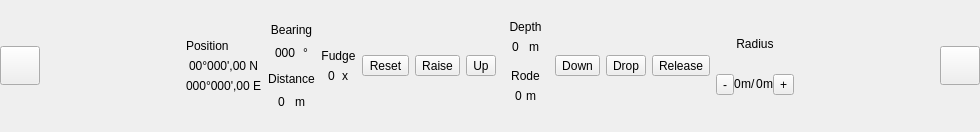
The window that ui/bottombar/AnchorBar.ui (OpenFairWind/FairWindSK) describes before a commit, drawn with Qt 5.
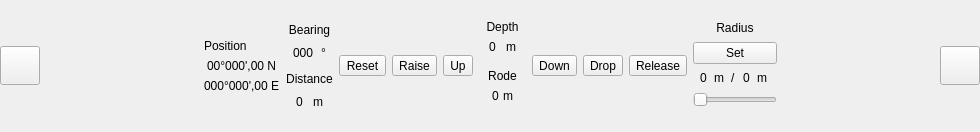
The same window after the commit. Icons and pictures are not drawn.

Commit message: Updated user interface Changed radius set from button to slider Implemented all update messgaes Implemented all UI events ToDo: design icons!

The edit to the form file:
```diff
--- a/ui/bottombar/AnchorBar.ui
+++ b/ui/bottombar/AnchorBar.ui
@@ -69,6 +69,208 @@
       <layout class="QVBoxLayout" name="verticalLayout_CN">
        <item>
         <layout class="QGridLayout" name="gridLayout_Anchor">
+         <item row="0" column="7">
+          <layout class="QHBoxLayout" name="horizontalLayout_Drop">
+           <item>
+            <widget class="QToolButton" name="toolButton_Drop">
+             <property name="text">
+              <string>Drop</string>
+             </property>
+             <property name="icon">
+              <iconset>
+               <normaloff>:/resources/images/bottombar/anchor_drop.png</normaloff>:/resources/images/bottombar/anchor_drop.png</iconset>
+             </property>
+             <property name="iconSize">
+              <size>
+               <width>32</width>
+               <height>32</height>
+              </size>
+             </property>
+             <property name="toolButtonStyle">
+              <enum>Qt::ToolButtonStyle::ToolButtonTextUnderIcon</enum>
+             </property>
+            </widget>
+           </item>
+          </layout>
+         </item>
+         <item row="0" column="4">
+          <layout class="QHBoxLayout" name="horizontalLayout_Up">
+           <item>
+            <widget class="QToolButton" name="toolButton_Up">
+             <property name="text">
+              <string>Up</string>
+             </property>
+             <property name="icon">
+              <iconset>
+               <normaloff>:/resources/images/bottombar/anchor_up.png</normaloff>:/resources/images/bottombar/anchor_up.png</iconset>
+             </property>
+             <property name="iconSize">
+              <size>
+               <width>32</width>
+               <height>32</height>
+              </size>
+             </property>
+             <property name="toolButtonStyle">
+              <enum>Qt::ToolButtonStyle::ToolButtonTextUnderIcon</enum>
+             </property>
+            </widget>
+           </item>
+          </layout>
+         </item>
+         <item row="0" column="9">
+          <layout class="QHBoxLayout" name="horizontalLayout_Radius">
+           <item>
+            <widget class="QWidget" name="widget_Radius" native="true">
+             <property name="sizePolicy">
+              <sizepolicy hsizetype="Preferred" vsizetype="Preferred">
+               <horstretch>0</horstretch>
+               <verstretch>0</verstretch>
+              </sizepolicy>
+             </property>
+             <layout class="QVBoxLayout" name="verticalLayout_Radius">
+              <property name="leftMargin">
+               <number>0</number>
+              </property>
+              <property name="topMargin">
+               <number>0</number>
+              </property>
+              <property name="rightMargin">
+               <number>0</number>
+              </property>
+              <property name="bottomMargin">
+               <number>0</number>
+              </property>
+              <item>
+               <widget class="QLabel" name="label_textRadius">
+                <property name="sizePolicy">
+                 <sizepolicy hsizetype="Preferred" vsizetype="Fixed">
+                  <horstretch>0</horstretch>
+                  <verstretch>0</verstretch>
+                 </sizepolicy>
+                </property>
+                <property name="text">
+                 <string>Radius</string>
+                </property>
+                <property name="alignment">
+                 <set>Qt::AlignmentFlag::AlignCenter</set>
+                </property>
+               </widget>
+              </item>
+              <item>
+               <widget class="QPushButton" name="pushButton_SetRadius">
+                <property name="text">
+                 <string>Set</string>
+                </property>
+               </widget>
+              </item>
+              <item>
+               <layout class="QHBoxLayout" name="horizontalLayout_RadiusCurrentMax">
+                <property name="spacing">
+                 <number>0</number>
+                </property>
+                <item>
+                 <widget class="QLabel" name="label_CurrentRadius">
+                  <property name="sizePolicy">
+                   <sizepolicy hsizetype="Fixed" vsizetype="Fixed">
+                    <horstretch>0</horstretch>
+                    <verstretch>0</verstretch>
+                   </sizepolicy>
+                  </property>
+                  <property name="text">
+                   <string>0</string>
+                  </property>
+                 </widget>
+                </item>
+                <item>
+                 <widget class="QLabel" name="label_unitCurrentRadius">
+                  <property name="sizePolicy">
+                   <sizepolicy hsizetype="Fixed" vsizetype="Fixed">
+                    <horstretch>0</horstretch>
+                    <verstretch>0</verstretch>
+                   </sizepolicy>
+                  </property>
+                  <property name="text">
+                   <string>m</string>
+                  </property>
+                 </widget>
+                </item>
+                <item>
+                 <widget class="QLabel" name="label_textSlash">
+                  <property name="sizePolicy">
+                   <sizepolicy hsizetype="Fixed" vsizetype="Fixed">
+                    <horstretch>0</horstretch>
+                    <verstretch>0</verstretch>
+                   </sizepolicy>
+                  </property>
+                  <property name="text">
+                   <string>/</string>
+                  </property>
+                 </widget>
+                </item>
+                <item>
+                 <widget class="QLabel" name="label_MaxRadius">
+                  <property name="sizePolicy">
+                   <sizepolicy hsizetype="Fixed" vsizetype="Fixed">
+                    <horstretch>0</horstretch>
+                    <verstretch>0</verstretch>
+                   </sizepolicy>
+                  </property>
+                  <property name="text">
+                   <string>0</string>
+                  </property>
+                 </widget>
+                </item>
+                <item>
+                 <widget class="QLabel" name="label_unitMaxRadius">
+                  <property name="sizePolicy">
+                   <sizepolicy hsizetype="Fixed" vsizetype="Fixed">
+                    <horstretch>0</horstretch>
+                    <verstretch>0</verstretch>
+                   </sizepolicy>
+                  </property>
+                  <property name="text">
+                   <string>m</string>
+                  </property>
+                 </widget>
+                </item>
+               </layout>
+              </item>
+              <item>
+               <widget class="QSlider" name="horizontalSlider_CurrentRadius">
+                <property name="orientation">
+                 <enum>Qt::Orientation::Horizontal</enum>
+                </property>
+               </widget>
+              </item>
+             </layout>
+            </widget>
+           </item>
+          </layout>
+         </item>
+         <item row="0" column="3">
+          <layout class="QHBoxLayout" name="horizontalLayout_Raise">
+           <item>
+            <widget class="QToolButton" name="toolButton_Raise">
+             <property name="text">
+              <string>Raise</string>
+             </property>
+             <property name="icon">
+              <iconset>
+               <normaloff>:/resources/images/bottombar/anchor_raise.png</normaloff>:/resources/images/bottombar/anchor_raise.png</iconset>
+             </property>
+             <property name="iconSize">
+              <size>
+               <width>32</width>
+               <height>32</height>
+              </size>
+             </property>
+             <property name="toolButtonStyle">
+              <enum>Qt::ToolButtonStyle::ToolButtonTextUnderIcon</enum>
+             </property>
+            </widget>
+           </item>
+          </layout>
+         </item>
          <item row="0" column="0">
           <layout class="QVBoxLayout" name="verticalLayout_AnchorPosition">
            <item>
@@ -153,240 +355,31 @@
            </item>
           </layout>
          </item>
-         <item row="0" column="1">
-          <layout class="QVBoxLayout" name="verticalLayout_AnchorBearingDistance">
+         <item row="0" column="6">
+          <layout class="QHBoxLayout" name="horizontalLayout_Down">
            <item>
-            <widget class="QWidget" name="widget_Bearing" native="true">
-             <property name="sizePolicy">
-              <sizepolicy hsizetype="Preferred" vsizetype="Preferred">
-               <horstretch>0</horstretch>
-               <verstretch>0</verstretch>
-              </sizepolicy>
+            <widget class="QToolButton" name="toolButton_Down">
+             <property name="text">
+              <string>Down</string>
              </property>
-             <layout class="QVBoxLayout" name="verticalLayout_Bearing">
-              <property name="leftMargin">
-               <number>0</number>
-              </property>
-              <property name="topMargin">
-               <number>0</number>
-              </property>
-              <property name="rightMargin">
-               <number>0</number>
-              </property>
-              <property name="bottomMargin">
-               <number>0</number>
-              </property>
-              <item>
-               <widget class="QLabel" name="label_textBearing">
-                <property name="sizePolicy">
-                 <sizepolicy hsizetype="Preferred" vsizetype="Fixed">
-                  <horstretch>0</horstretch>
-                  <verstretch>0</verstretch>
-                 </sizepolicy>
-                </property>
-                <property name="text">
-                 <string>Bearing</string>
-                </property>
-                <property name="alignment">
-                 <set>Qt::AlignmentFlag::AlignCenter</set>
-                </property>
-               </widget>
-              </item>
-              <item>
-               <layout class="QHBoxLayout" name="horizontalLayout_Bearing">
-                <property name="spacing">
-                 <number>0</number>
-                </property>
-                <item>
-                 <widget class="QLabel" name="label_Bearing">
-                  <property name="sizePolicy">
-                   <sizepolicy hsizetype="Fixed" vsizetype="Fixed">
-                    <horstretch>0</horstretch>
-                    <verstretch>0</verstretch>
-                   </sizepolicy>
-                  </property>
-                  <property name="text">
-                   <string>000</string>
-                  </property>
-                 </widget>
-                </item>
-                <item>
-                 <widget class="QLabel" name="label_unitBearing">
-                  <property name="sizePolicy">
-                   <sizepolicy hsizetype="Fixed" vsizetype="Fixed">
-                    <horstretch>0</horstretch>
-                    <verstretch>0</verstretch>
-                   </sizepolicy>
-                  </property>
-                  <property name="text">
-                   <string>°</string>
-                  </property>
-                 </widget>
-                </item>
-               </layout>
-              </item>
-             </layout>
-            </widget>
-           </item>
-           <item>
-            <widget class="QWidget" name="widget_Distance" native="true">
-             <property name="sizePolicy">
-              <sizepolicy hsizetype="Preferred" vsizetype="Preferred">
-               <horstretch>0</horstretch>
-               <verstretch>0</verstretch>
-              </sizepolicy>
+             <property name="icon">
+              <iconset>
+               <normaloff>:/resources/images/bottombar/anchor_down.png</normaloff>:/resources/images/bottombar/anchor_down.png</iconset>
              </property>
-             <layout class="QVBoxLayout" name="verticalLayout_Distance">
-              <property name="leftMargin">
-               <number>0</number>
-              </property>
-              <property name="topMargin">
-               <number>0</number>
-              </property>
-              <property name="rightMargin">
-               <number>0</number>
-              </property>
-              <property name="bottomMargin">
-               <number>0</number>
-              </property>
-              <item>
-               <widget class="QLabel" name="label_textDistance">
-                <property name="sizePolicy">
-                 <sizepolicy hsizetype="Preferred" vsizetype="Fixed">
-                  <horstretch>0</horstretch>
-                  <verstretch>0</verstretch>
-                 </sizepolicy>
-                </property>
-                <property name="text">
-                 <string>Distance</string>
-                </property>
-                <property name="alignment">
-                 <set>Qt::AlignmentFlag::AlignCenter</set>
-                </property>
-               </widget>
-              </item>
-              <item>
-               <layout class="QHBoxLayout" name="horizontalLayout_Distance">
-                <property name="spacing">
-                 <number>0</number>
-                </property>
-                <item>
-                 <widget class="QLabel" name="label_Distance">
-                  <property name="sizePolicy">
-                   <sizepolicy hsizetype="Fixed" vsizetype="Fixed">
-                    <horstretch>0</horstretch>
-                    <verstretch>0</verstretch>
-                   </sizepolicy>
-                  </property>
-                  <property name="text">
-                   <string>0</string>
-                  </property>
-                 </widget>
-                </item>
-                <item>
-                 <widget class="QLabel" name="label_unitDistance">
-                  <property name="sizePolicy">
-                   <sizepolicy hsizetype="Fixed" vsizetype="Fixed">
-                    <horstretch>0</horstretch>
-                    <verstretch>0</verstretch>
-                   </sizepolicy>
-                  </property>
-                  <property name="text">
-                   <string>m</string>
-                  </property>
-                 </widget>
-                </item>
-               </layout>
-              </item>
-             </layout>
+             <property name="iconSize">
+              <size>
+               <width>32</width>
+               <height>32</height>
+              </size>
+             </property>
+             <property name="toolButtonStyle">
+              <enum>Qt::ToolButtonStyle::ToolButtonTextUnderIcon</enum>
+             </property>
             </widget>
            </item>
           </layout>
          </item>
          <item row="0" column="2">
-          <layout class="QVBoxLayout" name="verticalLayout_AnchorFudgeFactor">
-           <item>
-            <widget class="QWidget" name="widget_Fudge" native="true">
-             <property name="sizePolicy">
-              <sizepolicy hsizetype="Preferred" vsizetype="Preferred">
-               <horstretch>0</horstretch>
-               <verstretch>0</verstretch>
-              </sizepolicy>
-             </property>
-             <layout class="QVBoxLayout" name="verticalLayout_Fudge">
-              <property name="sizeConstraint">
-               <enum>QLayout::SizeConstraint::SetFixedSize</enum>
-              </property>
-              <property name="leftMargin">
-               <number>0</number>
-              </property>
-              <property name="topMargin">
-               <number>0</number>
-              </property>
-              <property name="rightMargin">
-               <number>0</number>
-              </property>
-              <property name="bottomMargin">
-               <number>0</number>
-              </property>
-              <item>
-               <widget class="QLabel" name="label_textFudge">
-                <property name="sizePolicy">
-                 <sizepolicy hsizetype="Preferred" vsizetype="Fixed">
-                  <horstretch>0</horstretch>
-                  <verstretch>0</verstretch>
-                 </sizepolicy>
-                </property>
-                <property name="text">
-                 <string>Fudge</string>
-                </property>
-                <property name="alignment">
-                 <set>Qt::AlignmentFlag::AlignCenter</set>
-                </property>
-               </widget>
-              </item>
-              <item>
-               <layout class="QHBoxLayout" name="horizontalLayout_Fudge">
-                <property name="spacing">
-                 <number>0</number>
-                </property>
-                <property name="sizeConstraint">
-                 <enum>QLayout::SizeConstraint::SetFixedSize</enum>
-                </property>
-                <item>
-                 <widget class="QLabel" name="label_Fudge">
-                  <property name="sizePolicy">
-                   <sizepolicy hsizetype="Fixed" vsizetype="Fixed">
-                    <horstretch>0</horstretch>
-                    <verstretch>0</verstretch>
-                   </sizepolicy>
-                  </property>
-                  <property name="text">
-                   <string>0</string>
-                  </property>
-                 </widget>
-                </item>
-                <item>
-                 <widget class="QLabel" name="label_unitFudge">
-                  <property name="sizePolicy">
-                   <sizepolicy hsizetype="Fixed" vsizetype="Fixed">
-                    <horstretch>0</horstretch>
-                    <verstretch>0</verstretch>
-                   </sizepolicy>
-                  </property>
-                  <property name="text">
-                   <string>x</string>
-                  </property>
-                 </widget>
-                </item>
-               </layout>
-              </item>
-             </layout>
-            </widget>
-           </item>
-          </layout>
-         </item>
-         <item row="0" column="3">
           <layout class="QHBoxLayout" name="horizontalLayout_Reset">
            <property name="sizeConstraint">
             <enum>QLayout::SizeConstraint::SetDefaultConstraint</enum>
@@ -413,55 +406,7 @@
            </item>
           </layout>
          </item>
-         <item row="0" column="4">
-          <layout class="QHBoxLayout" name="horizontalLayout_Raise">
-           <item>
-            <widget class="QToolButton" name="toolButton_Raise">
-             <property name="text">
-              <string>Raise</string>
-             </property>
-             <property name="icon">
-              <iconset>
-               <normaloff>:/resources/images/bottombar/anchor_raise.png</normaloff>:/resources/images/bottombar/anchor_raise.png</iconset>
-             </property>
-             <property name="iconSize">
-              <size>
-               <width>32</width>
-               <height>32</height>
-              </size>
-             </property>
-             <property name="toolButtonStyle">
-              <enum>Qt::ToolButtonStyle::ToolButtonTextUnderIcon</enum>
-             </property>
-            </widget>
-           </item>
-          </layout>
-         </item>
          <item row="0" column="5">
-          <layout class="QHBoxLayout" name="horizontalLayout_Up">
-           <item>
-            <widget class="QToolButton" name="toolButton_Up">
-             <property name="text">
-              <string>Up</string>
-             </property>
-             <property name="icon">
-              <iconset>
-               <normaloff>:/resources/images/bottombar/anchor_up.png</normaloff>:/resources/images/bottombar/anchor_up.png</iconset>
-             </property>
-             <property name="iconSize">
-              <size>
-               <width>32</width>
-               <height>32</height>
-              </size>
-             </property>
-             <property name="toolButtonStyle">
-              <enum>Qt::ToolButtonStyle::ToolButtonTextUnderIcon</enum>
-             </property>
-            </widget>
-           </item>
-          </layout>
-         </item>
-         <item row="0" column="6">
           <layout class="QHBoxLayout" name="horizontalLayout_Displays">
            <item>
             <layout class="QVBoxLayout" name="verticalLayout_Displays">
@@ -603,55 +548,7 @@
            </item>
           </layout>
          </item>
-         <item row="0" column="7">
-          <layout class="QHBoxLayout" name="horizontalLayout_Down">
-           <item>
-            <widget class="QToolButton" name="toolButton_Down">
-             <property name="text">
-              <string>Down</string>
-             </property>
-             <property name="icon">
-              <iconset>
-               <normaloff>:/resources/images/bottombar/anchor_down.png</normaloff>:/resources/images/bottombar/anchor_down.png</iconset>
-             </property>
-             <property name="iconSize">
-              <size>
-               <width>32</width>
-               <height>32</height>
-              </size>
-             </property>
-             <property name="toolButtonStyle">
-              <enum>Qt::ToolButtonStyle::ToolButtonTextUnderIcon</enum>
-             </property>
-            </widget>
-           </item>
-          </layout>
-         </item>
          <item row="0" column="8">
-          <layout class="QHBoxLayout" name="horizontalLayout_Drop">
-           <item>
-            <widget class="QToolButton" name="toolButton_Drop">
-             <property name="text">
-              <string>Drop</string>
-             </property>
-             <property name="icon">
-              <iconset>
-               <normaloff>:/resources/images/bottombar/anchor_drop.png</normaloff>:/resources/images/bottombar/anchor_drop.png</iconset>
-             </property>
-             <property name="iconSize">
-              <size>
-               <width>32</width>
-               <height>32</height>
-              </size>
-             </property>
-             <property name="toolButtonStyle">
-              <enum>Qt::ToolButtonStyle::ToolButtonTextUnderIcon</enum>
-             </property>
-            </widget>
-           </item>
-          </layout>
-         </item>
-         <item row="0" column="9">
           <layout class="QHBoxLayout" name="horizontalLayout_Release">
            <item>
             <widget class="QToolButton" name="toolButton_Release">
@@ -675,17 +572,17 @@
            </item>
           </layout>
          </item>
-         <item row="0" column="10">
-          <layout class="QHBoxLayout" name="horizontalLayout_Radius">
+         <item row="0" column="1">
+          <layout class="QVBoxLayout" name="verticalLayout_AnchorBearingDistance">
            <item>
-            <widget class="QWidget" name="widget_Radius" native="true">
+            <widget class="QWidget" name="widget_Bearing" native="true">
              <property name="sizePolicy">
               <sizepolicy hsizetype="Preferred" vsizetype="Preferred">
                <horstretch>0</horstretch>
                <verstretch>0</verstretch>
               </sizepolicy>
              </property>
-             <layout class="QVBoxLayout" name="verticalLayout_Radius">
+             <layout class="QVBoxLayout" name="verticalLayout_Bearing">
               <property name="leftMargin">
                <number>0</number>
               </property>
@@ -699,7 +596,7 @@
                <number>0</number>
               </property>
               <item>
-               <widget class="QLabel" name="label_textRadius">
+               <widget class="QLabel" name="label_textBearing">
                 <property name="sizePolicy">
                  <sizepolicy hsizetype="Preferred" vsizetype="Fixed">
                   <horstretch>0</horstretch>
@@ -707,7 +604,7 @@
                  </sizepolicy>
                 </property>
                 <property name="text">
-                 <string>Radius</string>
+                 <string>Bearing</string>
                 </property>
                 <property name="alignment">
                  <set>Qt::AlignmentFlag::AlignCenter</set>
@@ -715,32 +612,12 @@
                </widget>
               </item>
               <item>
-               <layout class="QHBoxLayout" name="horizontalLayout_RadiusCurrentMax">
+               <layout class="QHBoxLayout" name="horizontalLayout_Bearing">
                 <property name="spacing">
                  <number>0</number>
                 </property>
                 <item>
-                 <widget class="QToolButton" name="toolButton_RadiusDec">
-                  <property name="text">
-                   <string>-</string>
-                  </property>
-                  <property name="icon">
-                   <iconset>
-                    <normaloff>:/resources/images/bottombar/radius_dec.png</normaloff>:/resources/images/bottombar/radius_dec.png</iconset>
-                  </property>
-                  <property name="iconSize">
-                   <size>
-                    <width>32</width>
-                    <height>32</height>
-                   </size>
-                  </property>
-                  <property name="toolButtonStyle">
-                   <enum>Qt::ToolButtonStyle::ToolButtonTextUnderIcon</enum>
-                  </property>
-                 </widget>
-                </item>
-                <item>
-                 <widget class="QLabel" name="label_CurrentRadius">
+                 <widget class="QLabel" name="label_Bearing">
                   <property name="sizePolicy">
                    <sizepolicy hsizetype="Fixed" vsizetype="Fixed">
                     <horstretch>0</horstretch>
@@ -748,12 +625,12 @@
                    </sizepolicy>
                   </property>
                   <property name="text">
-                   <string>0</string>
+                   <string>000</string>
                   </property>
                  </widget>
                 </item>
                 <item>
-                 <widget class="QLabel" name="label_unitCurrentRadius">
+                 <widget class="QLabel" name="label_unitBearing">
                   <property name="sizePolicy">
                    <sizepolicy hsizetype="Fixed" vsizetype="Fixed">
                     <horstretch>0</horstretch>
@@ -761,12 +638,59 @@
                    </sizepolicy>
                   </property>
                   <property name="text">
-                   <string>m</string>
+                   <string>°</string>
                   </property>
                  </widget>
                 </item>
+               </layout>
+              </item>
+             </layout>
+            </widget>
+           </item>
+           <item>
+            <widget class="QWidget" name="widget_Distance" native="true">
+             <property name="sizePolicy">
+              <sizepolicy hsizetype="Preferred" vsizetype="Preferred">
+               <horstretch>0</horstretch>
+               <verstretch>0</verstretch>
+              </sizepolicy>
+             </property>
+             <layout class="QVBoxLayout" name="verticalLayout_Distance">
+              <property name="leftMargin">
+               <number>0</number>
+              </property>
+              <property name="topMargin">
+               <number>0</number>
+              </property>
+              <property name="rightMargin">
+               <number>0</number>
+              </property>
+              <property name="bottomMargin">
+               <number>0</number>
+              </property>
+              <item>
+               <widget class="QLabel" name="label_textDistance">
+                <property name="sizePolicy">
+                 <sizepolicy hsizetype="Preferred" vsizetype="Fixed">
+                  <horstretch>0</horstretch>
+                  <verstretch>0</verstretch>
+                 </sizepolicy>
+                </property>
+                <property name="text">
+                 <string>Distance</string>
+                </property>
+                <property name="alignment">
+                 <set>Qt::AlignmentFlag::AlignCenter</set>
+                </property>
+               </widget>
+              </item>
+              <item>
+               <layout class="QHBoxLayout" name="horizontalLayout_Distance">
+                <property name="spacing">
+                 <number>0</number>
+                </property>
                 <item>
-                 <widget class="QLabel" name="label_textSlash">
+                 <widget class="QLabel" name="label_Distance">
                   <property name="sizePolicy">
                    <sizepolicy hsizetype="Fixed" vsizetype="Fixed">
                     <horstretch>0</horstretch>
@@ -774,25 +698,12 @@
                    </sizepolicy>
                   </property>
                   <property name="text">
-                   <string>/</string>
-                  </property>
-                 </widget>
-                </item>
-                <item>
-                 <widget class="QLabel" name="label_MaxRadius">
-                  <property name="sizePolicy">
-                   <sizepolicy hsizetype="Fixed" vsizetype="Fixed">
-                    <horstretch>0</horstretch>
-                    <verstretch>0</verstretch>
-                   </sizepolicy>
-                  </property>
-                  <property name="text">
                    <string>0</string>
                   </property>
                  </widget>
                 </item>
                 <item>
-                 <widget class="QLabel" name="label_unitMaxRadius">
+                 <widget class="QLabel" name="label_unitDistance">
                   <property name="sizePolicy">
                    <sizepolicy hsizetype="Fixed" vsizetype="Fixed">
                     <horstretch>0</horstretch>
@@ -804,26 +715,6 @@
                   </property>
                  </widget>
                 </item>
-                <item>
-                 <widget class="QToolButton" name="toolButton_RadiusInc">
-                  <property name="text">
-                   <string>+</string>
-                  </property>
-                  <property name="icon">
-                   <iconset>
-                    <normaloff>:/resources/images/bottombar/radius_inc.png</normaloff>:/resources/images/bottombar/radius_inc.png</iconset>
-                  </property>
-                  <property name="iconSize">
-                   <size>
-                    <width>32</width>
-                    <height>32</height>
-                   </size>
-                  </property>
-                  <property name="toolButtonStyle">
-                   <enum>Qt::ToolButtonStyle::ToolButtonTextUnderIcon</enum>
-                  </property>
-                 </widget>
-                </item>
                </layout>
               </item>
              </layout>
```
The commit also changes 2 other files.
